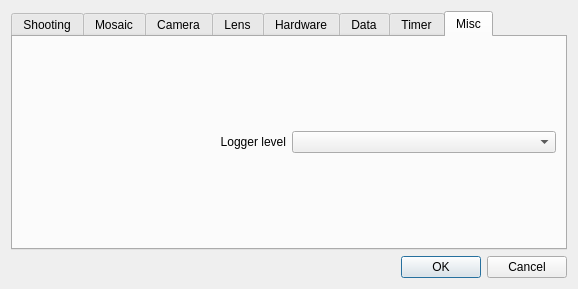
Before: the Qt Designer form papywizard/view/configDialog.ui in bingostar89/Papywizard, drawn with Qt 5.
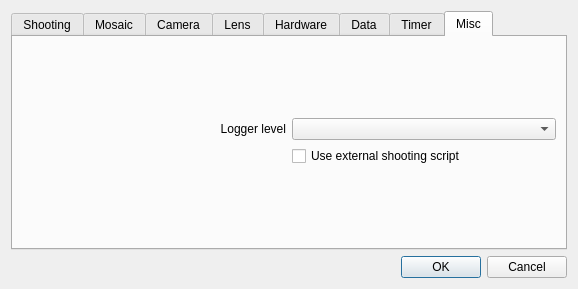
After: the same form once the commit is applied. The open tabs and pages were chosen to show the change. Icons and pictures are not drawn.

Commit message: Added external shooting script flag

```diff
--- a/papywizard/view/configDialog.ui
+++ b/papywizard/view/configDialog.ui
@@ -1119,6 +1119,13 @@
            </item>
           </widget>
          </item>
+         <item row="1" column="1" >
+          <widget class="QCheckBox" name="externalShootingScriptCheckBox" >
+           <property name="text" >
+            <string>Use external shooting script</string>
+           </property>
+          </widget>
+         </item>
         </layout>
        </item>
       </layout>
```
The commit also changes 2 other files.
